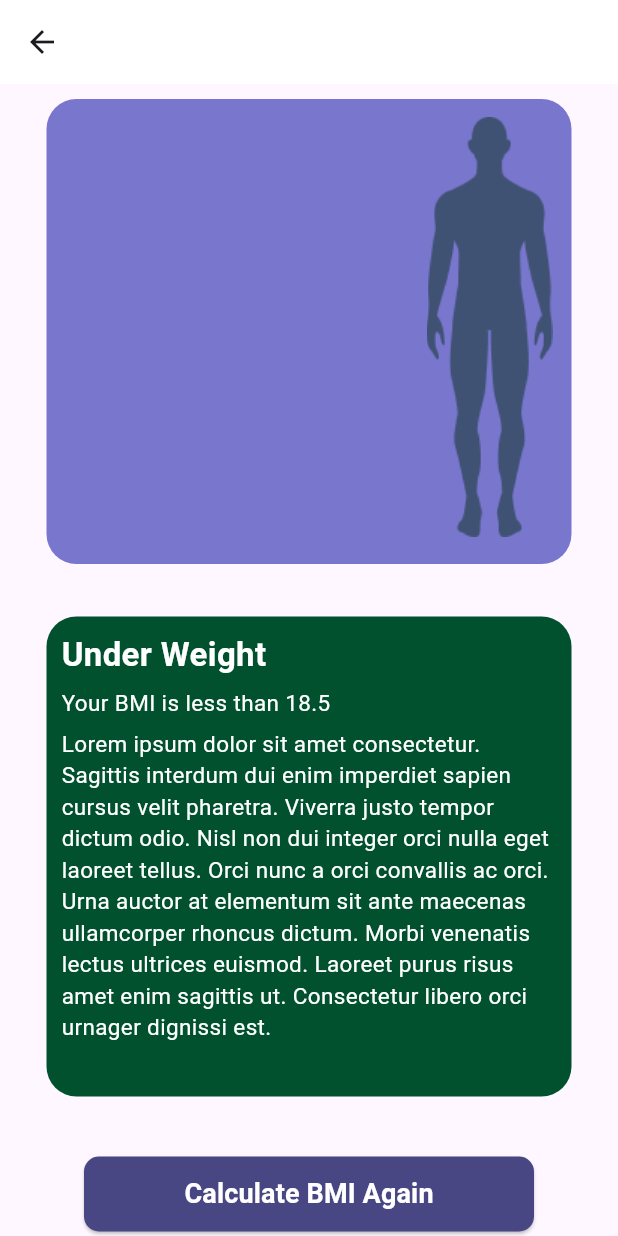
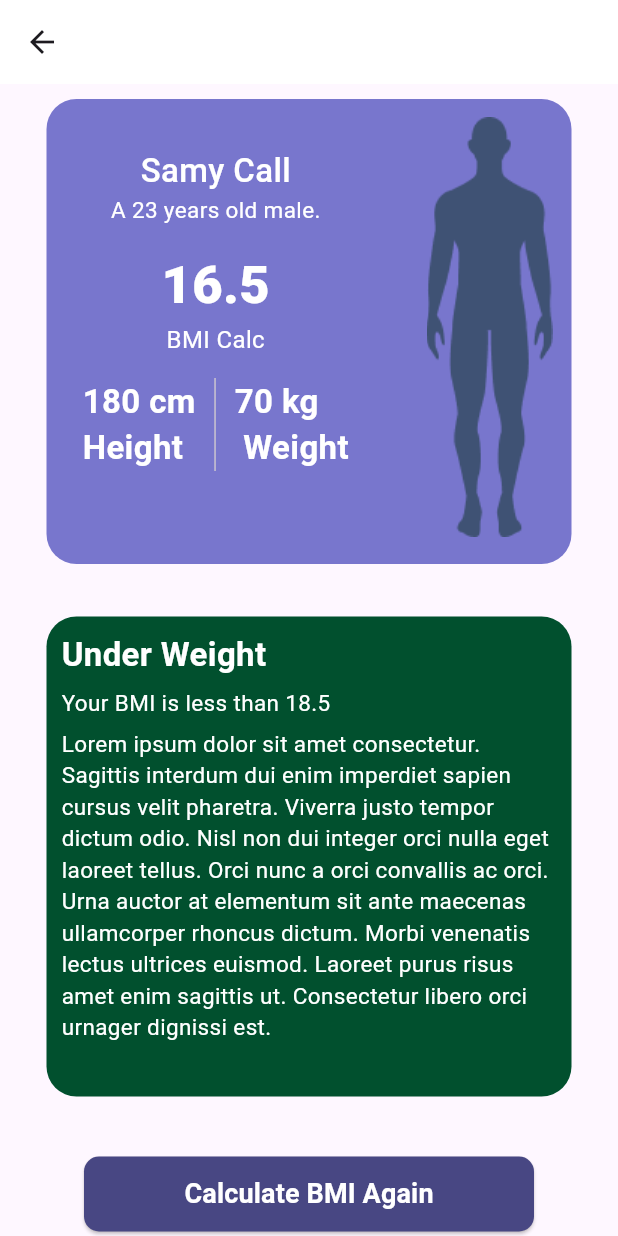
Before and after one commit to AbdelrahmanAli10138/bmi_1, a Flutter app: the Calc screen opened directly, after a tap on "Calculate BMI", on a phone screen of 412 x 824 dp. Run offline on Flutter 3.47's test engine with Material 3 defaults, Android fonts, the phone set to English and light mode, and no system bars.

Commit message:
Refactor color references and improve UI text consistency across screens

```diff
--- a/lib/core/screens/calc.dart
+++ b/lib/core/screens/calc.dart
@@ -19,7 +19,7 @@ class _CalcState extends State<Calc> {
   TextEditingController heightController = TextEditingController();
   TextEditingController weightController = TextEditingController();
   String? selectedGender;
-  final String appName = "B M I";
+  final String appName = "BMI";
   final String name = "Name";
   final String chooseDate = "BirthDate";
   final String chooseHeight = "Your Height (cm)";
@@ -54,14 +54,7 @@ class _CalcState extends State<Calc> {
       appBar: AppBar(
         title: Padding(
           padding: const EdgeInsets.only(left: 90.0),
-          child: Text(
-            appName,
-            style: TextStyle(
-              fontSize: 40,
-              fontWeight: FontWeight.w900,
-              color: const Color.fromARGB(255, 39, 96, 41),
-            ),
-          ),
+          child: Text(appName, style: TextStyleApp.calcAppName),
         ),
       ),
       body: SafeArea(
@@ -139,7 +132,7 @@ class _CalcState extends State<Calc> {
                   ),
                 ),
               ),
-              const SizedBox(height: 40),
+              const SizedBox(height: 90),
               SizedBox(
                 height: 50,
                 width: 300,
--- a/lib/core/screens/result.dart
+++ b/lib/core/screens/result.dart
@@ -7,6 +7,11 @@ class Result extends StatelessWidget {
   const Result({super.key});
   final String checkAge = "Under Weight";
   final String infoAge = "Your BMI is less than 18.5";
+  final String userName = "Samy Call";
+  final String userAge = "A 23 years old male.";
+  final String bmiCalc = "16.5";
+  final String userHeight = "180 cm";
+  final String userWeight = "70 kg";
 
   @override
   Widget build(BuildContext context) {
@@ -24,7 +29,7 @@ class Result extends StatelessWidget {
                   height: 310,
                   decoration: BoxDecoration(
                     borderRadius: BorderRadius.circular(20),
-                    color: MyAppColors.primary,
+                    color: AppColors.primary,
                   ),
                   child: Padding(
                     padding: const EdgeInsets.all(12.0),
@@ -32,11 +37,63 @@ class Result extends StatelessWidget {
                       children: [
                         Column(
                           children: [
-                            // Container(
-                            //   width: 100,
-                            //   height: 100,
-                            //   decoration: BoxDecoration(color: Colors.black),
-                            // ),
+                            Container(
+                              child: Padding(
+                                padding: const EdgeInsets.only(
+                                  left: 12,
+                                  top: 20,
+                                ),
+                                child: Column(
+                                  children: [
+                                    Text(
+                                      userName,
+                                      style: TextStyleApp.infoName,
+                                    ),
+                                    Text(userAge, style: TextStyleApp.infoAge),
+                                    const SizedBox(height: 15),
+                                    Text(
+                                      bmiCalc,
+                                      style: TextStyleApp.bmiCalcResult,
+                                    ),
+                                    Text(
+                                      "BMI Calc",
+                                      style: TextStyle(
+                                        color: Colors.white,
+                                        fontSize: 16,
+                                        fontWeight: FontWeight.w400,
+                                      ),
+                                    ),
+                                    const SizedBox(height: 14),
+                                    //! this widget to show the vertical divider in row widget.
+                                    IntrinsicHeight(
+                                      child: Row(
+                                        children: [
+                                          Text(
+                                            "$userHeight\nHeight",
+                                            style: TextStyle(
+                                              color: Colors.white,
+                                              fontSize: 22,
+                                              fontWeight: FontWeight.bold,
+                                            ),
+                                          ),
+                                          const SizedBox(width: 8),
+                                          VerticalDivider(width: 10),
+                                          const SizedBox(width: 8),
+                                          Text(
+                                            "$userWeight\n Weight",
+                                            style: TextStyle(
+                                              color: Colors.white,
+                                              fontSize: 22,
+                                              fontWeight: FontWeight.bold,
+                                            ),
+                                          ),
+                                        ],
+                                      ),
+                                    ),
+                                  ],
+                                ),
+                              ),
+                            ),
                           ],
                         ),
                         Spacer(),
--- a/lib/core/shared/elevated_button.dart
+++ b/lib/core/shared/elevated_button.dart
@@ -11,7 +11,7 @@ class OnBoardingElevatedButtonWidget extends StatelessWidget {
   Widget build(BuildContext context) {
     return ElevatedButton(
       style: ElevatedButton.styleFrom(
-        backgroundColor: MyAppColors.secondary,
+        backgroundColor: AppColors.secondary,
         shape: RoundedRectangleBorder(
           borderRadius: BorderRadiusGeometry.circular(10),
         ),
@@ -34,7 +34,7 @@ class CalcElevatedButtonWidget extends StatelessWidget {
   Widget build(BuildContext context) {
     return ElevatedButton(
       style: ElevatedButton.styleFrom(
-        backgroundColor: MyAppColors.secondary,
+        backgroundColor: AppColors.secondary,
         shape: RoundedRectangleBorder(
           borderRadius: BorderRadiusGeometry.circular(10),
         ),
@@ -57,7 +57,7 @@ class ReCalcElevatedButtonWidget extends StatelessWidget {
   Widget build(BuildContext context) {
     return ElevatedButton(
       style: ElevatedButton.styleFrom(
-        backgroundColor: MyAppColors.secondary,
+        backgroundColor: AppColors.secondary,
         shape: RoundedRectangleBorder(
           borderRadius: BorderRadiusGeometry.circular(10),
         ),
--- a/lib/core/themes/app_themes.dart
+++ b/lib/core/themes/app_themes.dart
@@ -1,6 +1,6 @@
 import 'package:flutter/material.dart';
 
-class MyAppColors {
+class AppColors {
   static Color primary = Color(0xff7876cd);
   static Color secondary = Color(0xff484783);
   static Color titleStyleColor = Color.fromARGB(255, 255, 255, 255);
@@ -24,11 +24,11 @@ class TextStyleApp {
   static TextStyle titleTextStyle = TextStyle(
     fontWeight: FontWeight.bold,
     fontSize: 24,
-    color: MyAppColors.subTitleStyleColor,
+    color: AppColors.subTitleStyleColor,
   );
 
   static TextStyle subTitleTextStyle = TextStyle(
-    color: MyAppColors.subTitleStyleColor,
+    color: AppColors.subTitleStyleColor,
     fontSize: 16,
   );
 
@@ -40,12 +40,13 @@ class TextStyleApp {
   static TextStyle calcAppName = TextStyle(
     fontSize: 40,
     fontWeight: FontWeight.w900,
-    color: MyAppColors.appName,
+    color: AppColors.appName,
+    letterSpacing: 8.0,
   );
   static TextStyle fieldsName = TextStyle(
     fontWeight: FontWeight.w500,
     fontSize: 16.0,
-    color: MyAppColors.titleFieldsColor,
+    color: AppColors.titleFieldsColor,
   );
 
   static TextStyle calcButtonStyle = TextStyle(
@@ -68,10 +69,19 @@ class TextStyleApp {
     fontSize: 15,
     fontWeight: FontWeight.w400,
   );
+  static TextStyle infoName = TextStyle(
+    color: Colors.white,
+    fontSize: 22,
+    fontWeight: FontWeight.w500,
+  );
   static TextStyle information = TextStyle(
     color: Colors.white,
     fontSize: 15,
     fontWeight: FontWeight.w400,
   );
-
+  static TextStyle bmiCalcResult = TextStyle(
+    color: Colors.white,
+    fontSize: 35,
+    fontWeight: FontWeight.w900,
+  );
 }
--- a/lib/core/widgets/information_user.dart
+++ b/lib/core/widgets/information_user.dart
@@ -18,7 +18,7 @@ class InformationUser extends StatelessWidget {
       height: 320,
       decoration: BoxDecoration(
         borderRadius: BorderRadius.circular(20),
-        color: MyAppColors.infoStyleColor,
+        color: AppColors.infoStyleColor,
       ),
       child: Padding(
         padding: const EdgeInsets.all(10.0),
--- a/lib/core/widgets/on_boarding_widget.dart
+++ b/lib/core/widgets/on_boarding_widget.dart
@@ -23,7 +23,7 @@ class OnBoardingWidgets extends StatelessWidget {
         SizedBox(height: sizedBoxHeight),
         Container(
           decoration: BoxDecoration(
-            color: MyAppColors.primary,
+            color: AppColors.primary,
             borderRadius: BorderRadius.circular(25),
           ),
           padding: EdgeInsets.all(16),
```
